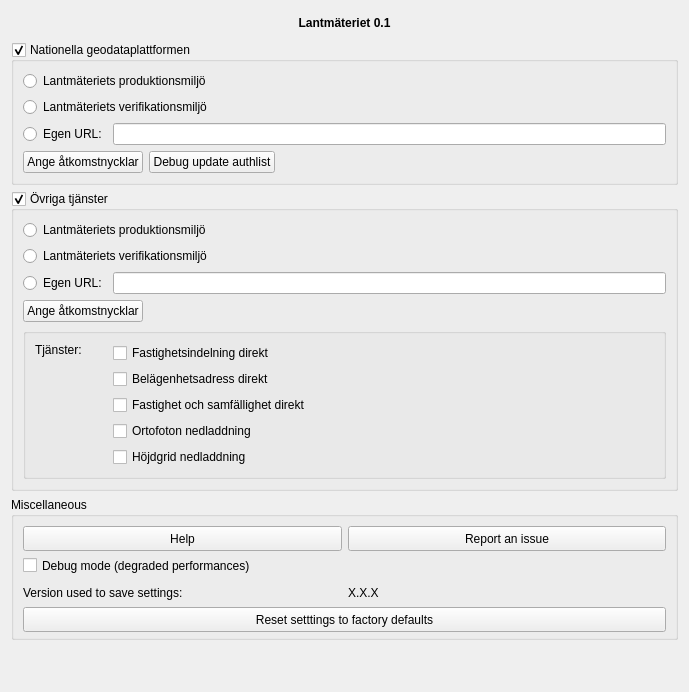
qgissverige/lantmateriet-qgis-plugin, file lantmateriet/gui/dlg_settings.ui: the form before one commit.
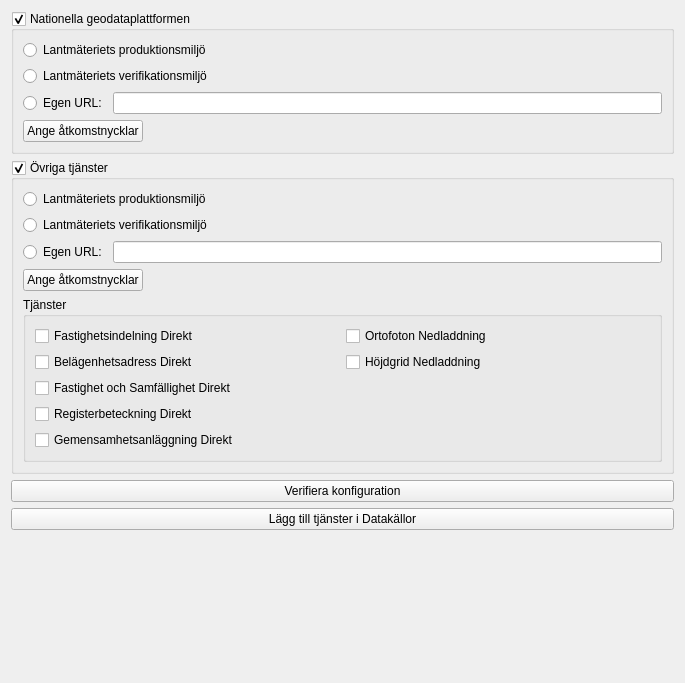
The form after the commit. Custom widgets are drawn as their Qt base class.

The edit to the form file:
```diff
--- a/lantmateriet/gui/dlg_settings.ui
+++ b/lantmateriet/gui/dlg_settings.ui
@@ -6,8 +6,8 @@
    <rect>
     <x>0</x>
     <y>0</y>
-    <width>689</width>
-    <height>692</height>
+    <width>685</width>
+    <height>683</height>
    </rect>
   </property>
   <property name="windowTitle">
@@ -18,47 +18,7 @@
   </property>
   <layout class="QVBoxLayout" name="verticalLayout">
    <item>
-    <widget class="QLabel" name="lbl_title">
-     <property name="minimumSize">
-      <size>
-       <width>0</width>
-       <height>25</height>
-      </size>
-     </property>
-     <property name="maximumSize">
-      <size>
-       <width>16777215</width>
-       <height>30</height>
-      </size>
-     </property>
-     <property name="font">
-      <font>
-       <weight>75</weight>
-       <bold>true</bold>
-      </font>
-     </property>
-     <property name="locale">
-      <locale language="English" country="UnitedStates"/>
-     </property>
-     <property name="text">
-      <string>&lt;html&gt;&lt;head/&gt;&lt;body&gt;&lt;p align=&quot;center&quot;&gt;&lt;span style=&quot; font-weight:600;&quot;&gt;Lantmäteriet 0.1&lt;/span&gt;&lt;/p&gt;&lt;/body&gt;&lt;/html&gt;</string>
-     </property>
-     <property name="scaledContents">
-      <bool>true</bool>
-     </property>
-     <property name="wordWrap">
-      <bool>true</bool>
-     </property>
-     <property name="openExternalLinks">
-      <bool>false</bool>
-     </property>
-     <property name="textInteractionFlags">
-      <set>Qt::NoTextInteraction</set>
-     </property>
-    </widget>
-   </item>
-   <item>
-    <widget class="QgsCollapsibleGroupBox" name="mGroupBox_ngdp">
+    <widget class="QgsCollapsibleGroupBox" name="group_box_ngp">
      <property name="enabled">
       <bool>true</bool>
      </property>
@@ -140,14 +100,7 @@
          </widget>
         </item>
         <item>
-         <widget class="QPushButton" name="pushButton_update">
-          <property name="text">
-           <string>Debug update authlist</string>
-          </property>
-         </widget>
-        </item>
-        <item>
-         <widget class="QgsAuthConfigSelect" name="mAuthConfigSelect_ngdp_egen_url">
+         <widget class="QgsAuthConfigSelect" name="auth_ngp">
           <property name="sizePolicy">
            <sizepolicy hsizetype="Expanding" vsizetype="Fixed">
             <horstretch>0</horstretch>
@@ -231,103 +184,57 @@
       <item>
        <widget class="QGroupBox" name="groupBox_tjanster">
         <property name="title">
-         <string/>
+         <string>Tjänster</string>
         </property>
-        <layout class="QVBoxLayout" name="verticalLayout_6">
-         <item>
-          <layout class="QHBoxLayout" name="horizontalLayout_3">
-           <item>
-            <layout class="QVBoxLayout" name="verticalLayout_5">
-             <property name="leftMargin">
-              <number>0</number>
-             </property>
-             <property name="topMargin">
-              <number>0</number>
-             </property>
-             <property name="rightMargin">
-              <number>25</number>
-             </property>
-             <item>
-              <widget class="QLabel" name="label_lm_tjanster">
-               <property name="sizePolicy">
-                <sizepolicy hsizetype="Fixed" vsizetype="Maximum">
-                 <horstretch>0</horstretch>
-                 <verstretch>0</verstretch>
-                </sizepolicy>
-               </property>
-               <property name="text">
-                <string>Tjänster:</string>
-               </property>
-              </widget>
-             </item>
-             <item>
-              <spacer name="verticalSpacer_2">
-               <property name="orientation">
-                <enum>Qt::Vertical</enum>
-               </property>
-               <property name="sizeHint" stdset="0">
-                <size>
-                 <width>20</width>
-                 <height>40</height>
-                </size>
-               </property>
-              </spacer>
-             </item>
-            </layout>
-           </item>
-           <item>
-            <layout class="QVBoxLayout" name="verticalLayout_4">
-             <item>
-              <widget class="QCheckBox" name="checkBox_fast_direkt">
-               <property name="text">
-                <string>Fastighetsindelning direkt</string>
-               </property>
-              </widget>
-             </item>
-             <item>
-              <widget class="QCheckBox" name="checkBox_bel_adress_direkt">
-               <property name="text">
-                <string>Belägenhetsadress direkt</string>
-               </property>
-              </widget>
-             </item>
-             <item>
-              <widget class="QCheckBox" name="checkBox_fast_samf_direkt">
-               <property name="text">
-                <string>Fastighet och samfällighet direkt</string>
-               </property>
-              </widget>
-             </item>
-             <item>
-              <widget class="QCheckBox" name="checkBox_ortofoto_nedladdning">
-               <property name="text">
-                <string>Ortofoton nedladdning</string>
-               </property>
-              </widget>
-             </item>
-             <item>
-              <widget class="QCheckBox" name="checkBox_hojdgrid_nedladdning">
-               <property name="text">
-                <string>Höjdgrid nedladdning</string>
-               </property>
-              </widget>
-             </item>
-            </layout>
-           </item>
-           <item>
-            <spacer name="horizontalSpacer">
-             <property name="orientation">
-              <enum>Qt::Vertical</enum>
-             </property>
-             <property name="sizeHint" stdset="0">
-              <size>
-               <width>40</width>
-               <height>20</height>
-              </size>
-             </property>
-            </spacer>
-           </item>
-          </layout>
+        <layout class="QGridLayout" name="gridLayout">
+         <item row="0" column="1">
+          <widget class="QCheckBox" name="button_ortofoto_nedladdning">
+           <property name="text">
+            <string>Ortofoton Nedladdning</string>
+           </property>
+          </widget>
+         </item>
+         <item row="1" column="1">
+          <widget class="QCheckBox" name="button_hojdgrid_nedladdning">
+           <property name="text">
+            <string>Höjdgrid Nedladdning</string>
+           </property>
+          </widget>
+         </item>
+         <item row="0" column="0">
+          <widget class="QCheckBox" name="button_fastighetsindelning_direkt">
+           <property name="text">
+            <string>Fastighetsindelning Direkt</string>
+           </property>
+          </widget>
+         </item>
+         <item row="1" column="0">
+          <widget class="QCheckBox" name="button_belagenhetsadress_direkt">
+           <property name="text">
+            <string>Belägenhetsadress Direkt</string>
+           </property>
+          </widget>
+         </item>
+         <item row="2" column="0">
+          <widget class="QCheckBox" name="button_fastighet_direkt">
+           <property name="text">
+            <string>Fastighet och Samfällighet Direkt</string>
+           </property>
+          </widget>
+         </item>
+         <item row="3" column="0">
+          <widget class="QCheckBox" name="button_registerbeteckning_direkt">
+           <property name="text">
+            <string>Registerbeteckning Direkt</string>
+           </property>
+          </widget>
+         </item>
+         <item row="4" column="0">
+          <widget class="QCheckBox" name="button_gemensamhetsanlaggning_direkt">
+           <property name="text">
+            <string>Gemensamhetsanläggning Direkt</string>
+           </property>
+          </widget>
          </item>
         </layout>
        </widget>
@@ -336,168 +243,17 @@
     </widget>
    </item>
    <item>
-    <widget class="QGroupBox" name="grp_misc">
-     <property name="minimumSize">
-      <size>
-       <width>0</width>
-       <height>100</height>
-      </size>
+    <widget class="QPushButton" name="pushButton">
+     <property name="text">
+      <string>Verifiera konfiguration</string>
      </property>
-     <property name="locale">
-      <locale language="English" country="UnitedStates"/>
+    </widget>
+   </item>
+   <item>
+    <widget class="QPushButton" name="button_add_connections">
+     <property name="text">
+      <string>Lägg till tjänster i Datakällor</string>
      </property>
-     <property name="title">
-      <string>Miscellaneous</string>
-     </property>
-     <property name="flat">
-      <bool>false</bool>
-     </property>
-     <layout class="QGridLayout" name="gridLayout">
-      <item row="2" column="1">
-       <widget class="QLabel" name="lbl_version_saved_value">
-        <property name="minimumSize">
-         <size>
-          <width>0</width>
-          <height>25</height>
-         </size>
-        </property>
-        <property name="maximumSize">
-         <size>
-          <width>16777215</width>
-          <height>30</height>
-         </size>
-        </property>
-        <property name="locale">
-         <locale language="English" country="UnitedStates"/>
-        </property>
-        <property name="text">
-         <string notr="true">X.X.X</string>
-        </property>
-        <property name="textInteractionFlags">
-         <set>Qt::NoTextInteraction</set>
-        </property>
-       </widget>
-      </item>
-      <item row="0" column="1">
-       <widget class="QPushButton" name="btn_report">
-        <property name="minimumSize">
-         <size>
-          <width>200</width>
-          <height>25</height>
-         </size>
-        </property>
-        <property name="maximumSize">
-         <size>
-          <width>500</width>
-          <height>30</height>
-         </size>
-        </property>
-        <property name="locale">
-         <locale language="English" country="UnitedStates"/>
-        </property>
-        <property name="text">
-         <string>Report an issue</string>
-        </property>
-       </widget>
-      </item>
-      <item row="2" column="0">
-       <widget class="QLabel" name="lbl_version_saved">
-        <property name="minimumSize">
-         <size>
-          <width>0</width>
-          <height>25</height>
-         </size>
-        </property>
-        <property name="maximumSize">
-         <size>
-          <width>16777215</width>
-          <height>30</height>
-         </size>
-        </property>
-        <property name="locale">
-         <locale language="English" country="UnitedStates"/>
-        </property>
-        <property name="text">
-         <string>Version used to save settings:</string>
-        </property>
-       </widget>
-      </item>
-      <item row="0" column="0">
-       <widget class="QPushButton" name="btn_help">
-        <property name="minimumSize">
-         <size>
-          <width>200</width>
-          <height>25</height>
-         </size>
-        </property>
-        <property name="maximumSize">
-         <size>
-          <width>500</width>
-          <height>30</height>
-         </size>
-        </property>
-        <property name="locale">
-         <locale language="English" country="UnitedStates"/>
-        </property>
-        <property name="text">
-         <string>Help</string>
-        </property>
-       </widget>
-      </item>
-      <item row="3" column="0" colspan="2">
-       <widget class="QPushButton" name="btn_reset">
-        <property name="minimumSize">
-         <size>
-          <width>200</width>
-          <height>25</height>
-         </size>
-        </property>
-        <property name="maximumSize">
-         <size>
-          <width>16777215</width>
-          <height>30</height>
-         </size>
-        </property>
-        <property name="autoFillBackground">
-         <bool>false</bool>
-        </property>
-        <property name="text">
-         <string>Reset setttings to factory defaults</string>
-        </property>
-       </widget>
-      </item>
-      <item row="1" column="0" colspan="2">
-       <widget class="QCheckBox" name="opt_debug">
-        <property name="minimumSize">
-         <size>
-          <width>0</width>
-          <height>25</height>
-         </size>
-        </property>
-        <property name="maximumSize">
-         <size>
-          <width>16777215</width>
-          <height>30</height>
-         </size>
-        </property>
-        <property name="toolTip">
-         <string>Enable debug mode.</string>
-        </property>
-        <property name="autoFillBackground">
-         <bool>false</bool>
-        </property>
-        <property name="locale">
-         <locale language="English" country="UnitedStates"/>
-        </property>
-        <property name="text">
-         <string>Debug mode (degraded performances)</string>
-        </property>
-        <property name="tristate">
-         <bool>false</bool>
-        </property>
-       </widget>
-      </item>
-     </layout>
     </widget>
    </item>
    <item>
```
Left out of the diff: 26 changed lines with no effect on the pictures.
